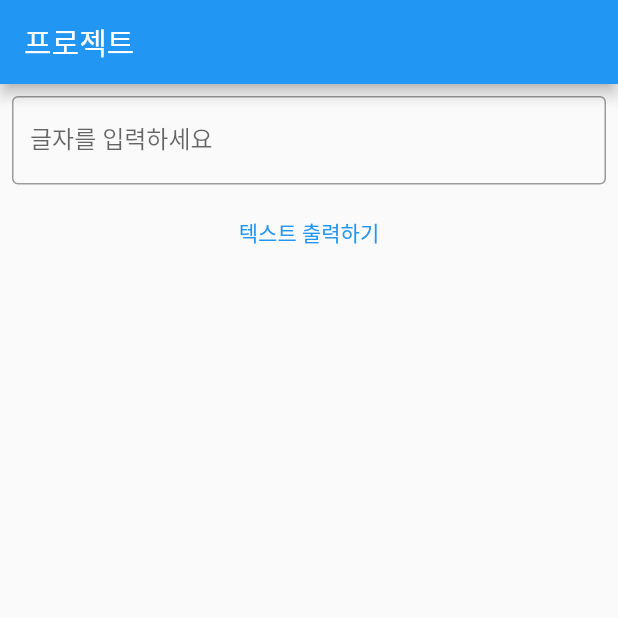
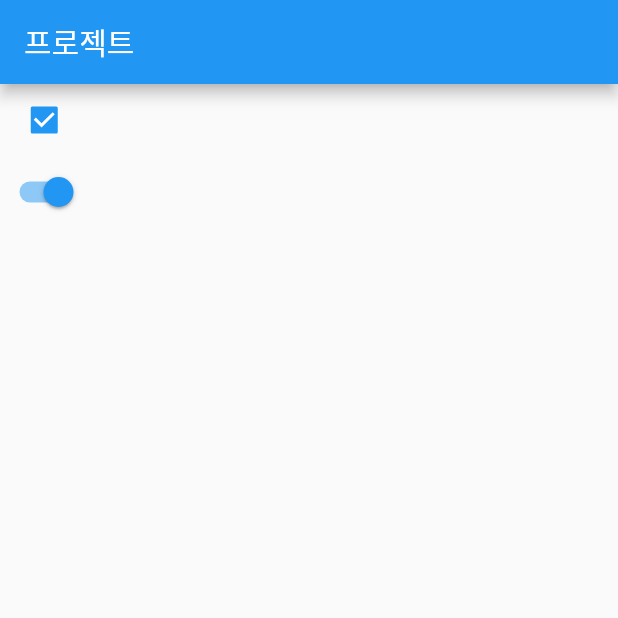
Before and after one commit to seung223/1029, a Flutter app: the screen it shows after launch, on a phone screen of 412 x 824 dp, the top half of it. Run offline on Flutter 3.47's test engine with Material 2 defaults, Android fonts, the phone set to English and light mode, and no system bars.

```diff
--- a/lib/main.dart
+++ b/lib/main.dart
@@ -13,15 +13,6 @@ class MyApp extends StatelessWidget {
     return MaterialApp(
       title: 'Flutter Demo',
       theme: ThemeData(
-        // This is the theme of your application.
-        //
-        // Try running your application with "flutter run". You'll see the
-        // application has a blue toolbar. Then, without quitting the app, try
-        // changing the primarySwatch below to Colors.green and then invoke
-        // "hot reload" (press "r" in the console where you ran "flutter run",
-        // or simply save your changes to "hot reload" in a Flutter IDE).
-        // Notice that the counter didn't reset back to zero; the application
-        // is not restarted.
         primarySwatch: Colors.blue,
       ),
       home: const MyHomePage(title: 'Flutter Demo Home Page'),
@@ -41,34 +32,31 @@ class MyHomePage extends StatefulWidget {
 class _MyHomePageState extends State<MyHomePage> {
   var input_txt = "글자를 입력하세요";
   TextEditingController textEditingController = new TextEditingController();
+  var val = true;
   @override
   Widget build(BuildContext context) {
     return Scaffold(
       appBar : AppBar(
         title : Text('프로젝트')),
         body: Column(
-          children: [
-            Padding(
-              padding: const EdgeInsets.all(8.0),
-              child: TextField(
-                controller : textEditingController,
-                decoration: InputDecoration(
-                  border : OutlineInputBorder(), labelText: "글자를 입력하세요"),
-              onChanged: (text){
-                  setState(() {
-                    input_txt = text;
-                  });
-              }
-              )
-              ),
-    TextButton(
-      onPressed: (){
-        print(textEditingController.text);
-      },
-      child: Text('텍스트 출력하기')),
-          ],
-        )
-      );
-    //);
+          children : [
+            Checkbox(
+            value: val,
+            onChanged:(value){
+              setState(() {
+                val = value!;
+              });
+            }
+            ),
+            Switch(
+            value: val,
+            onChanged:(value){
+              setState(() {
+                val = value!;
+              });
+            }),
+    ],
+    ));
+
   }
 }
```
